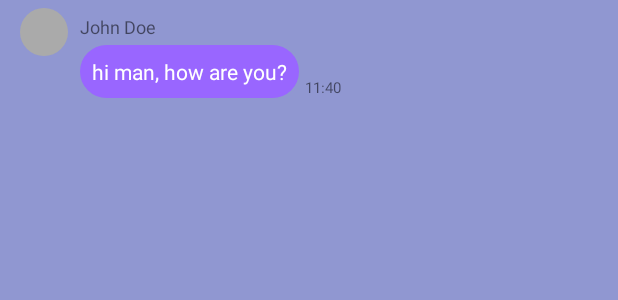
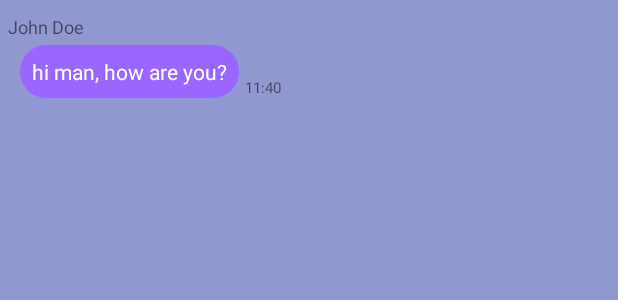
Before and after one commit to MeerIsBeter/BotApp, an Android app: the layout item_message_received.xml on its own in the app's theme, with its tools: preview values and no code run, on a phone screen of 412 x 824 dp. Shown: the top 300 px of the screen. Run offline under Robolectric (Android 15) with nearby library versions, the phone set to English and light mode, and no system bars.

Commit message:
added new screenshots

```diff
--- a/app/src/main/res/layout/item_message_received.xml
+++ b/app/src/main/res/layout/item_message_received.xml
@@ -5,41 +5,39 @@
     android:layout_margin="5dp"
     xmlns:app="http://schemas.android.com/apk/res-auto">
 
-    <ImageView
-        android:id="@+id/image_message_profile"
-        android:layout_width="32dp"
-        android:layout_height="32dp"
-        android:background="@drawable/circle"
-        app:layout_constraintTop_toTopOf="parent"
-        android:layout_marginLeft="8dp"
-        app:layout_constraintLeft_toLeftOf="parent"
-        android:layout_marginStart="8dp" />
+<!--    <ImageView-->
+<!--        android:id="@+id/image_message_profile"-->
+<!--        android:layout_width="32dp"-->
+<!--        android:layout_height="32dp"-->
+<!--        android:background="@drawable/circle"-->
+<!--        app:layout_constraintTop_toTopOf="parent"-->
+<!--        android:layout_marginLeft="8dp"-->
+<!--        app:layout_constraintLeft_toLeftOf="parent"-->
+<!--        android:layout_marginStart="8dp" />-->
 
     <TextView
         android:id="@+id/text_message_name"
-        android:text="@string/received_sample_name"
         android:layout_width="wrap_content"
         android:layout_height="wrap_content"
+        android:layout_marginTop="4dp"
         android:maxWidth="280dp"
+        android:text="@string/received_sample_name"
         android:textSize="12sp"
-        app:layout_constraintLeft_toRightOf="@+id/image_message_profile"
-        android:layout_marginLeft="8dp"
-        app:layout_constraintTop_toTopOf="parent"
-        android:layout_marginTop="4dp"
-        android:layout_marginStart="8dp" />
+        app:layout_constraintStart_toStartOf="parent"
+        app:layout_constraintTop_toTopOf="parent" />
 
     <TextView
         android:id="@+id/text_message_body"
-        android:text="@string/received_sample_text"
-        android:background="@drawable/rounded_rectangle_purple"
         android:layout_width="wrap_content"
         android:layout_height="wrap_content"
+        android:layout_marginTop="4dp"
+        android:background="@drawable/rounded_rectangle_purple"
         android:maxWidth="240dp"
         android:padding="8dp"
+        android:text="@string/received_sample_text"
         android:textColor="#ffffff"
-        android:layout_marginTop="4dp"
+        app:layout_constraintStart_toStartOf="parent"
         app:layout_constraintTop_toBottomOf="@+id/text_message_name"
-        app:layout_constraintLeft_toRightOf="@+id/image_message_profile"
         android:layout_marginLeft="8dp"
         android:layout_marginStart="8dp" />
 
```
Also changed, not shown: 5 other files.
